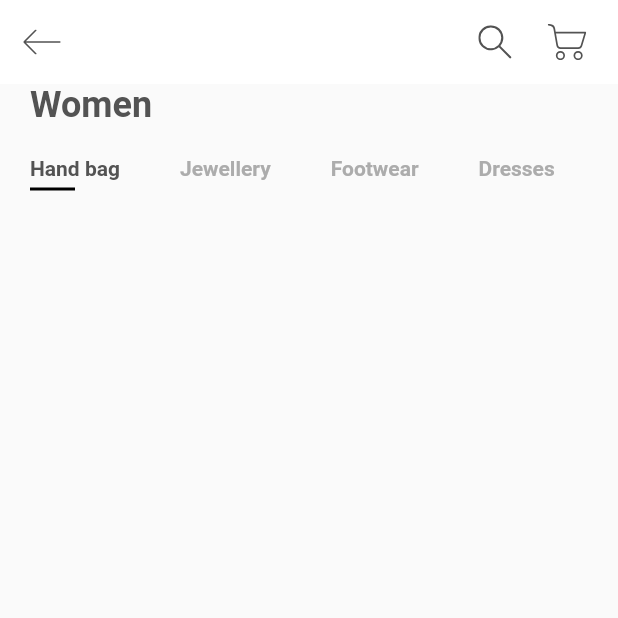
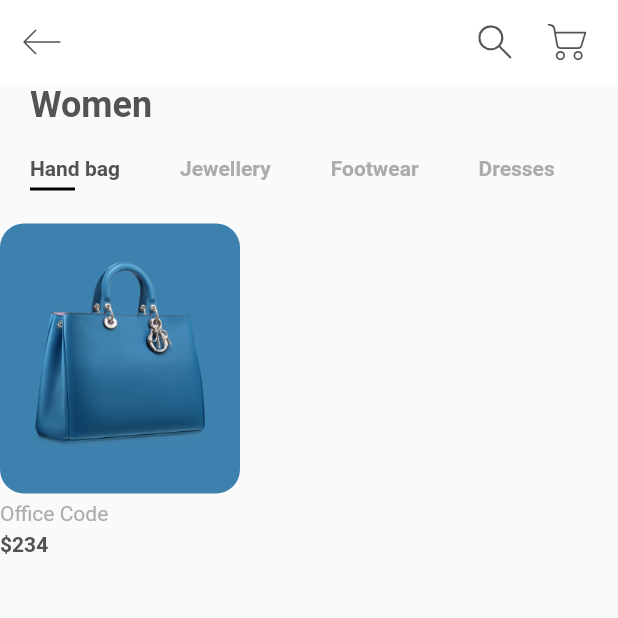
Before and after one commit to RicardoMorato/eCommerceApp, a Flutter app: the screen it shows after launch, on a phone screen of 412 x 824 dp, the top half of it. Run offline on Flutter 3.47's test engine with Material 2 defaults, Android fonts, the phone set to English and light mode, and no system bars; our stand-ins replace flutter_svg.

Commit message:
feat(product-image): Finished first image's container.

```diff
--- a/lib/screens/home/components/body.dart
+++ b/lib/screens/home/components/body.dart
@@ -1,5 +1,6 @@
 import 'package:flutter/material.dart';
 import 'package:shop_app/constants.dart';
+import 'package:shop_app/models/Products.dart';
 
 import 'categories.dart';
 
@@ -20,9 +21,31 @@ class Body extends StatelessWidget {
           ),
         ),
         Categories(),
-        Container(
-          height: 180,
-          width: 160,
+        Column(
+          crossAxisAlignment: CrossAxisAlignment.start,
+          children: <Widget>[
+            Container(
+              padding: EdgeInsets.all(kDefaultPadding),
+              height: 180,
+              width: 160,
+              decoration: BoxDecoration(
+                color: products[0].color,
+                borderRadius: BorderRadius.circular(16),
+              ),
+              child: Image.asset(products[0].image),
+            ),
+          ],
+        ),
+        Padding(
+          padding: const EdgeInsets.symmetric(vertical: kDefaultPadding / 4),
+          child: Text(
+            products[0].title,
+            style: TextStyle(color: kTextLightColor),
+          ),
+        ),
+        Text(
+          '\$234',
+          style: TextStyle(fontWeight: FontWeight.bold),
         ),
       ],
     );
```
